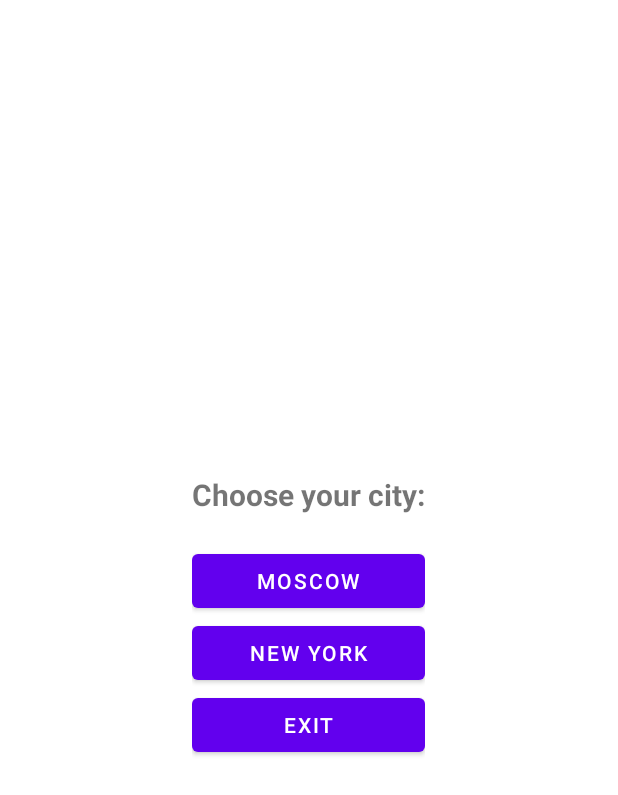
After one commit to anaesthez/coffeemachine-project, an Android app: the layout fragment_start.xml on its own in the app's theme, with its tools: preview values and no code run, on a phone screen of 412 x 824 dp. The commit adds this screen. Shown: the top 795 px of the screen. Run offline under Robolectric (Android 15) with nearby library versions, the phone set to English and light mode, and no system bars.

Commit message:
menu and fragment navigation

```diff
--- a/app/build.gradle
+++ b/app/build.gradle
@@ -30,6 +30,10 @@ android {
     kotlinOptions {
         jvmTarget = '1.8'
     }
+
+    viewBinding {
+        enabled true
+    }
 }
 
 dependencies {
--- /dev/null
+++ b/app/src/main/res/layout/fragment_start.xml
@@ -0,0 +1,41 @@
+<?xml version="1.0" encoding="utf-8"?>
+<LinearLayout xmlns:android="http://schemas.android.com/apk/res/android"
+    xmlns:app="http://schemas.android.com/apk/res-auto"
+    xmlns:tools="http://schemas.android.com/tools"
+    android:orientation="vertical"
+    android:layout_gravity="center"
+    android:layout_width="wrap_content"
+    android:layout_height="wrap_content"
+    tools:context=".MainActivity">
+
+    <TextView
+        android:id="@+id/chooseCityTextView"
+        android:layout_width="wrap_content"
+        android:layout_height="wrap_content"
+        android:layout_marginBottom="20dp"
+        android:textSize="20sp"
+        android:textStyle="bold"
+        android:text="@string/choose_your_city" />
+
+    <Button
+        android:id="@+id/moscowButton"
+        android:layout_width="match_parent"
+        android:layout_height="wrap_content"
+        android:layout_weight="1"
+        android:text="@string/moscow" />
+
+    <Button
+        android:id="@+id/newYorkButton"
+        android:layout_width="match_parent"
+        android:layout_height="wrap_content"
+        android:layout_weight="1"
+        android:text="@string/new_york" />
+
+    <Button
+        android:id="@+id/exitButton"
+        android:layout_width="match_parent"
+        android:layout_height="wrap_content"
+        android:layout_weight="1"
+        android:text="@string/exit" />
+
+</LinearLayout>
--- a/app/src/main/res/values/strings.xml
+++ b/app/src/main/res/values/strings.xml
@@ -1,3 +1,10 @@
 <resources>
     <string name="app_name">CoffeeMachine</string>
+    <string name="choose_your_city">Choose your city:</string>
+    <string name="moscow"> Moscow </string>
+    <string name="new_york">New York</string>
+    <string name="exit">     Exit     </string>
+    <string name="moscow_title">Moscow coffee shop</string>
+    <!-- TODO: Remove or change this placeholder text -->
+    <string name="hello_blank_fragment">Hello blank fragment</string>
 </resources>
--- a/app/src/main/res/values/themes.xml
+++ b/app/src/main/res/values/themes.xml
@@ -12,5 +12,7 @@
         <!-- Status bar color. -->
         <item name="android:statusBarColor">?attr/colorPrimaryVariant</item>
         <!-- Customize your theme here. -->
+        <item name="windowActionBar">false</item>
+        <item name="windowNoTitle">true</item>
     </style>
 </resources>
```
Also changed, not shown: app/src/main/java/ru/ennesterov/coffeemachine/CoffeeMain.kt (deleted, +0 -11 lines), app/src/main/java/ru/ennesterov/coffeemachine/MainActivity.kt (added, +95 -0 lines), app/src/main/java/ru/ennesterov/coffeemachine/MoscowCoffeeShopClass.kt (deleted, +0 -28 lines), app/src/main/java/ru/ennesterov/coffeemachine/NewYorkCoffeeShopClass.kt (deleted, +0 -28 lines), app/src/main/java/ru/ennesterov/coffeemachine/main.kt (deleted, +0 -51 lines), app/src/main/java/ru/ennesterov/coffeemachine/screens/MoscowCoffeeShopFragment.kt (added, +28 -0 lines), app/src/main/java/ru/ennesterov/coffeemachine/screens/NewYorkCoffeeShopFragment.kt (added, +26 -0 lines), app/src/main/java/ru/ennesterov/coffeemachine/screens/StartFragment.kt (added, +47 -0 lines), app/src/main/java/ru/ennesterov/coffeemachine/screens/contract/HasCustomTitle.kt (added, +10 -0 lines), app/src/main/java/ru/ennesterov/coffeemachine/screens/contract/Navigator.kt (added, +17 -0 lines), app/src/main/res/layout/activity_main.xml (+22 -10 lines), app/src/main/res/layout/fragment_moscow_coffee_shop.xml (added, +13 -0 lines), app/src/main/res/layout/fragment_new_york_coffee_shop.xml (added, +10 -0 lines).
